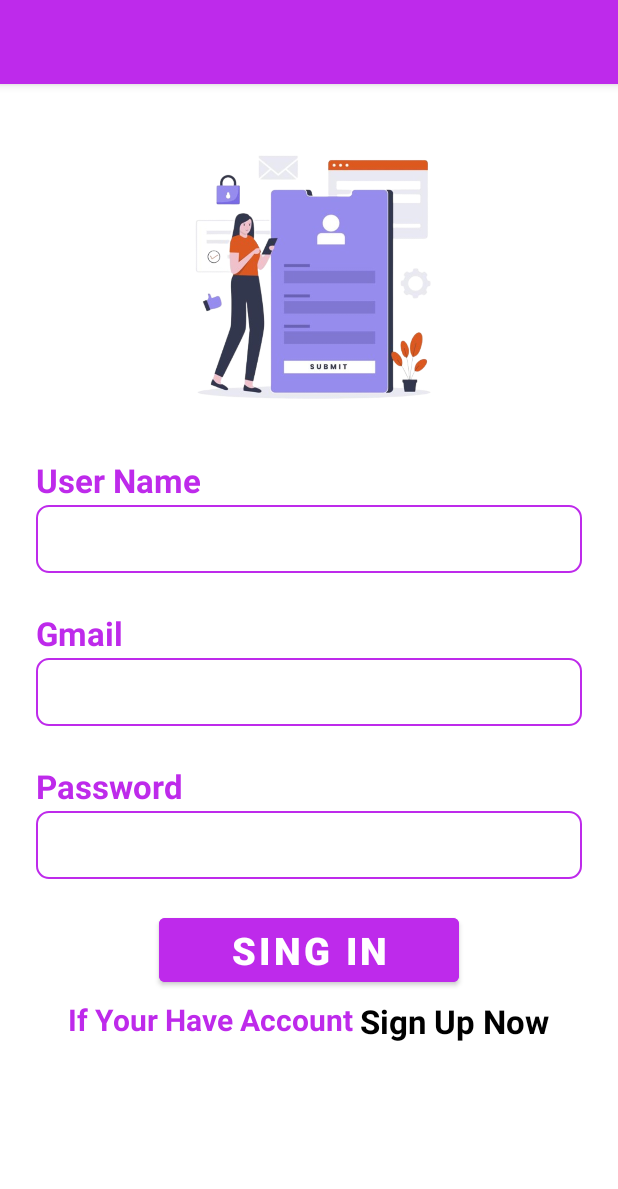
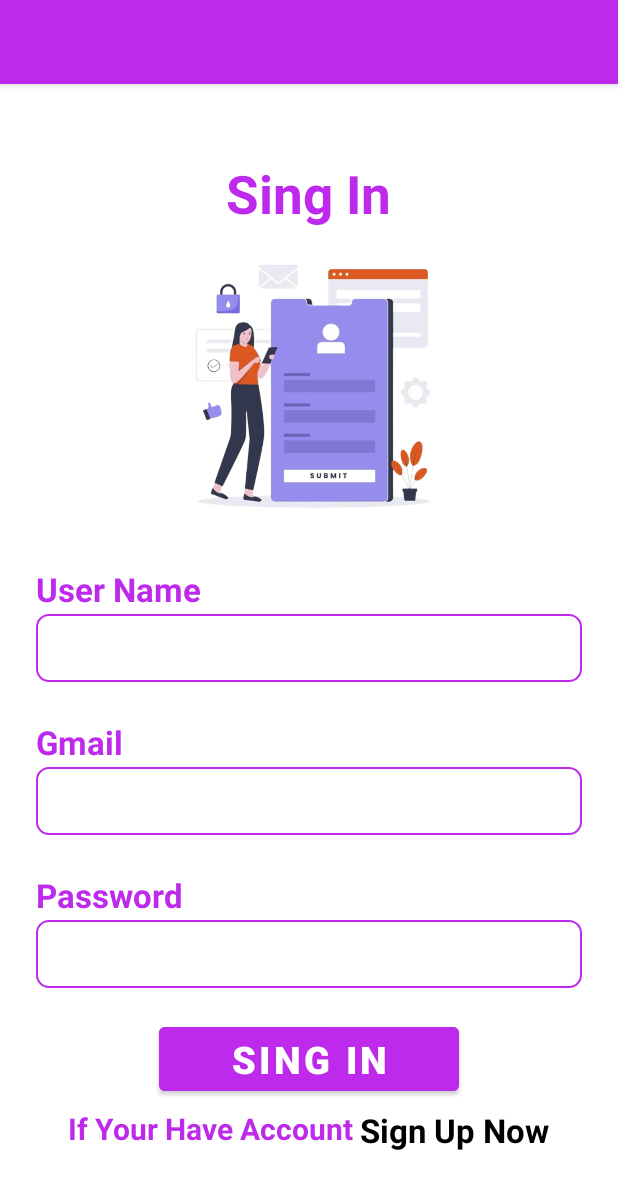
Before and after one commit to Dilshankumara0122/TaskManagmentapp, an Android app: the Register screen opened directly, with no data from a screen before it, on a phone screen of 412 x 824 dp. Shown: the top 1189 px of the screen. Run offline under Robolectric (Android 15) with nearby library versions, the phone set to English and light mode, and no system bars; Roboto replaces fonts that are not available here.

Commit message:
Textview2

```diff
--- a/app/src/main/res/layout/activity_register.xml
+++ b/app/src/main/res/layout/activity_register.xml
@@ -14,7 +14,18 @@
         >
 
 
+        <TextView
+            android:layout_width="wrap_content"
+            android:layout_height="match_parent"
+            android:textColor="@color/primary"
+            android:layout_gravity="center"
+            android:textStyle="bold"
+            android:gravity="center"
+            android:textSize="35dp"
 
+            android:layout_marginTop="25dp"
+            android:text="Sing In"
+            />
         <ImageView
             android:layout_width="match_parent"
             android:layout_height="190dp"
```
